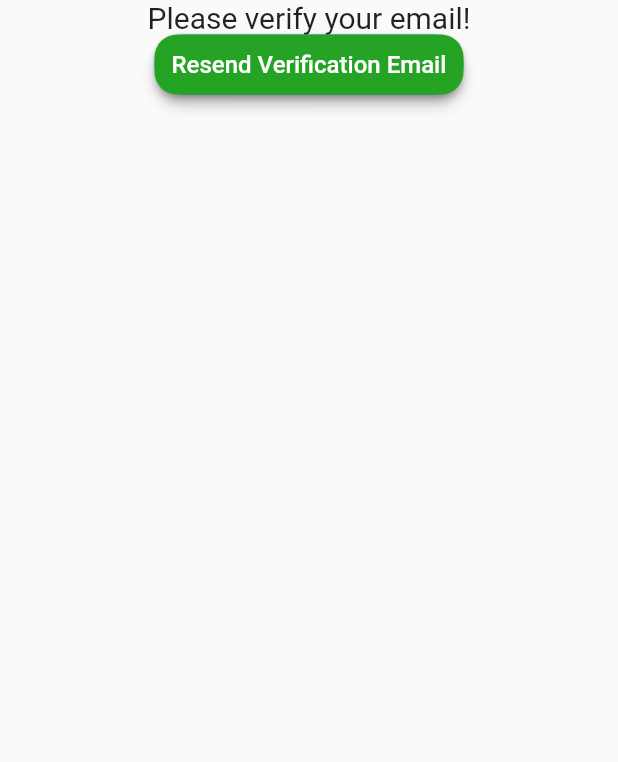
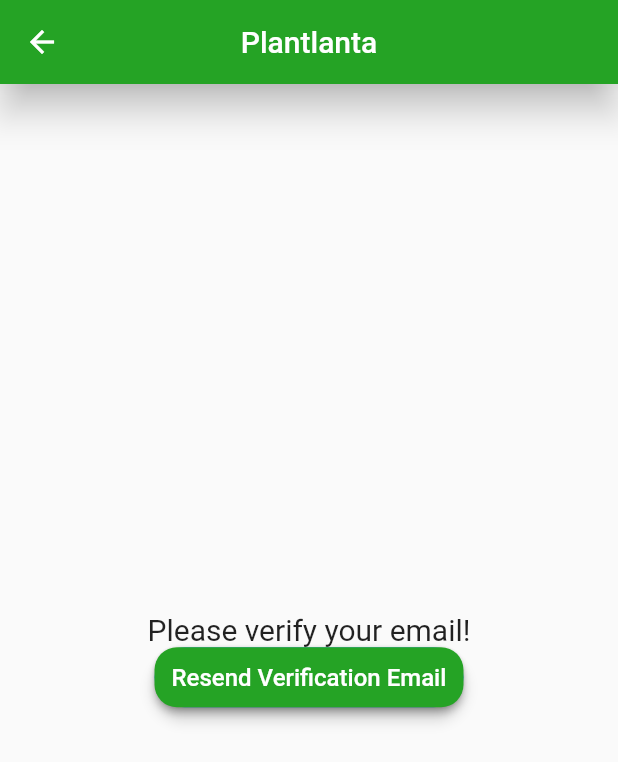
Before and after one commit to dfernandez33/Junior-Design-Plantlanta, a Flutter app: the VerifyEmail screen opened directly, on a phone screen of 412 x 824 dp. Shown: the top 762 px of the screen. Run offline on Flutter 3.47's test engine with Material 2 defaults, Android fonts, the phone set to English and light mode, and no system bars; our stand-ins replace built_collection, built_value, cloud_functions, firebase_auth; accounts and stored records are empty; generated files the repository leaves out were written again; network calls fail; Roboto replaces fonts that are missing (Mukta).

Commit message:
Initial iteration over home page

```diff
--- a/Flutter/lib/screens/verify_email.dart
+++ b/Flutter/lib/screens/verify_email.dart
@@ -5,11 +5,26 @@
 class VerifyEmail extends StatelessWidget {
   @override
   Widget build(BuildContext context) {
-    return Center(child: _buildCenteredVerification());
+    return Scaffold(
+        appBar: AppBar(
+          centerTitle: true,
+          elevation: 10,
+          backgroundColor: Theme.of(context).primaryColor,
+          title: Text("Plantlanta"),
+        ),
+        body: PageView(
+            physics: NeverScrollableScrollPhysics(),
+            children: <Widget>[
+              Center(
+                child: _buildCenteredVerification(),
+              )
+            ]));
   }
 
   Widget _buildCenteredVerification() {
     return Column(
+      crossAxisAlignment: CrossAxisAlignment.center,
+      mainAxisAlignment: MainAxisAlignment.center,
       children: <Widget>[
         Text(
           "Please verify your email!",
```
